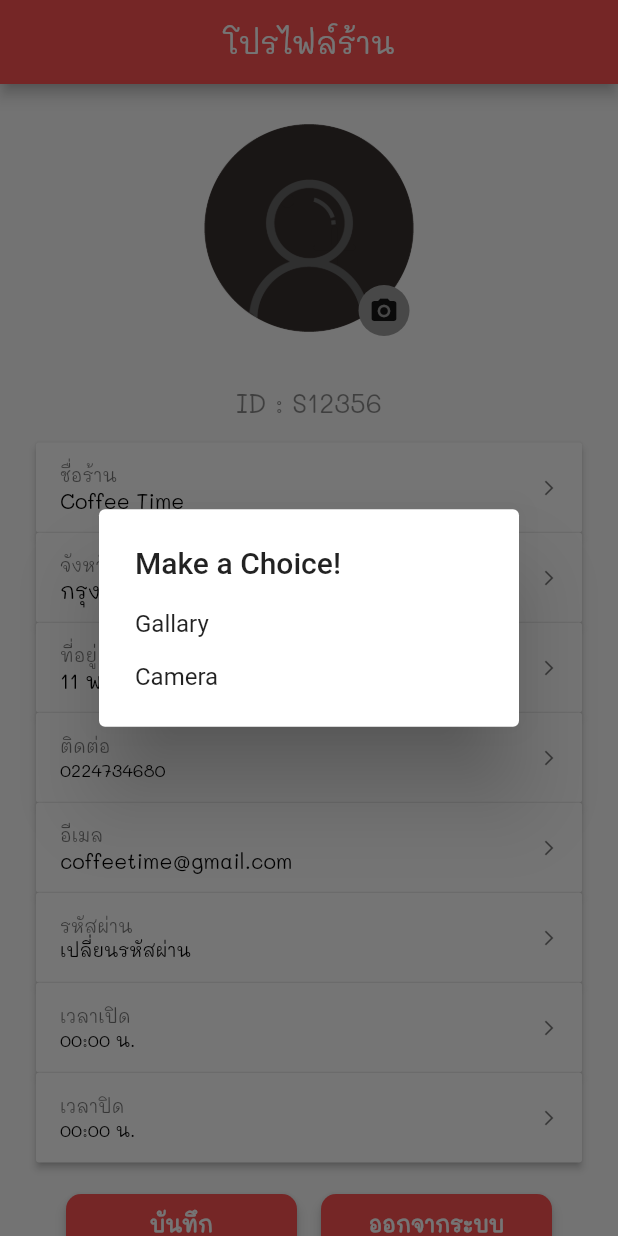
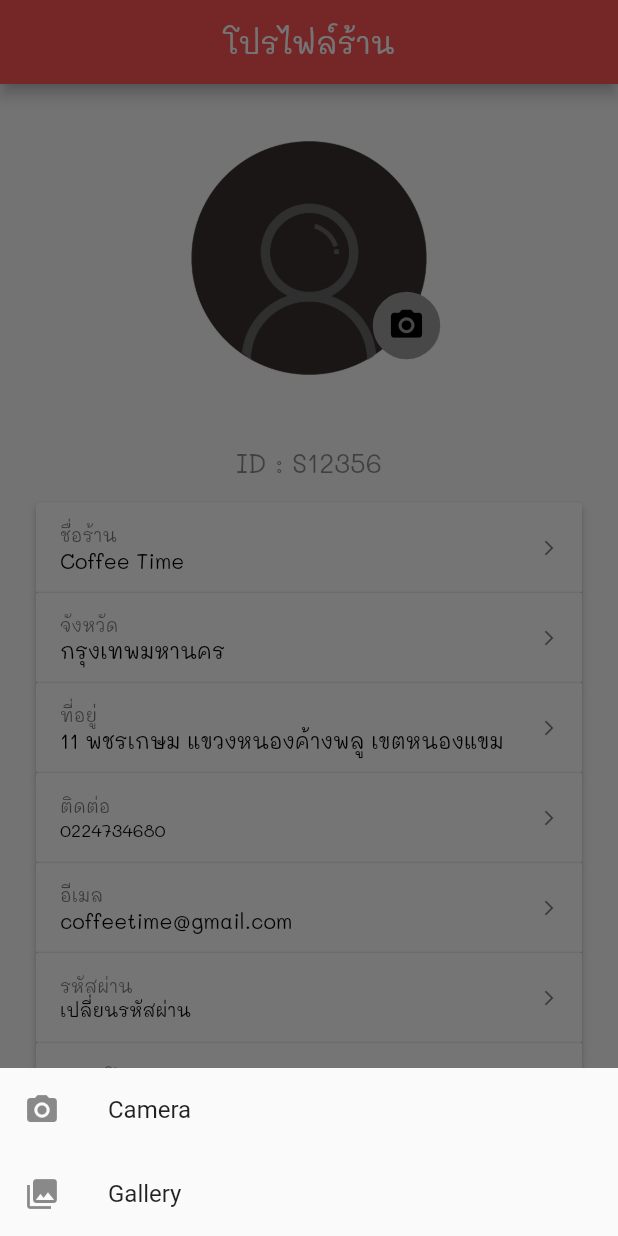
Before and after one commit to GNAPPANG/pointplus-v2, a Flutter app: the ProfileStorePage screen opened directly, after a tap on the "camera alt" icon, on a phone screen of 412 x 824 dp. Run offline on Flutter 3.47's test engine with Material 2 defaults, Android fonts, the phone set to English and light mode, and no system bars; our stand-ins replace curved_navigation_bar, font_awesome_flutter, image_picker; missing offline and left inert: qrscan.

Commit message:
pro store

```diff
--- a/lib/store/profile_store.dart
+++ b/lib/store/profile_store.dart
@@ -25,7 +25,58 @@ class ProfileStorePage extends StatefulWidget {
 }
 
 class _ProfileStorePageState extends State<ProfileStorePage> {
-  File imageFile;
+  File _image;
+
+
+  Future<void> captureImage(ImageSource imageSource) async {
+    try {
+      final imageFile = await ImagePicker.pickImage(source: imageSource);
+      setState(() {
+        _image = imageFile;
+      });
+    } catch (e) {
+      print(e);
+    }
+  }
+
+  Widget _buildImage() {
+    if (_image != null) {
+      return Image.file(_image);
+    } else {
+      return Text('Take an image to start', style: TextStyle(fontSize: 18.0));
+    }
+  }
+
+
+  void _showActionSheet() {
+    showModalBottomSheet(
+        context: context,
+        builder: (BuildContext context) {
+          return SafeArea(
+            child: Column(
+              mainAxisSize: MainAxisSize.min,
+              children: <Widget>[
+                new ListTile(
+                  leading: new Icon(Icons.photo_camera),
+                  title: new Text("Camera"),
+                  onTap: () async {
+                    captureImage(ImageSource.camera);
+                    Navigator.of(context).pop();
+                  },
+                ),
+                new ListTile(
+                  leading: new Icon(Icons.photo_library),
+                  title: new Text("Gallery"),
+                  onTap: () async {
+                    captureImage(ImageSource.gallery);
+                    Navigator.of(context).pop();
+                  },
+                ),
+              ],
+            ),
+          );
+        });
+  }
 
   String open ="00:00 น.";
   String close ="00:00 น.";
@@ -117,136 +168,6 @@ class _ProfileStorePageState extends State<ProfileStorePage> {
         });
   }
 
-  _openGallary(BuildContext context) async {
-    var picture = await ImagePicker.pickImage(source: ImageSource.gallery);
-    this.setState(() {
-      imageFile = picture;
-    });
-    Navigator.of(context).pop();
-  }
-
-  _openCamera(BuildContext context) async {
-    var picture = await ImagePicker.pickImage(source: ImageSource.camera);
-    this.setState(() {
-      imageFile = picture;
-    });
-    Navigator.of(context).pop();
-  }
-
-  Future<void> _showChoiceDialog(BuildContext context) {
-    return showDialog(
-        context: context,
-        builder: (BuildContext context) {
-          return AlertDialog(
-            title: Text('Make a Choice!'),
-            content: SingleChildScrollView(
-              child: ListBody(
-                children: <Widget>[
-                  GestureDetector(
-                    child: Text('Gallary'),
-                    onTap: () {
-                      _openGallary(context);
-                    },
-                  ),
-                  Padding(
-                    padding: EdgeInsets.all(8.0),
-                  ),
-                  GestureDetector(
-                    child: Text('Camera'),
-                    onTap: () {
-                      _openCamera(context);
-                    },
-                  ),
-                ],
-              ),
-            ),
-          );
-        });
-  }
-
-  _selectImageProfile() {
-    debugPrint('profile image');
-//    _showChoiceDialog(context);
-    //_openCamera(context);
-    _openGallary(context);
-  }
-
-  int _gValue;
-
-  _imageProfile() {
-    if (imageFile == null) {
-      return Container(
-        height: 160,
-        width: 160,
-        decoration: BoxDecoration(
-//          border: Border.all(),
-          shape: BoxShape.circle,
-          image: DecorationImage(
-            image: AssetImage('assets/images/upload.png'),
-            fit: BoxFit.cover,
-          ),
-        ),
-        child: Container(
-          child: Padding(
-            padding: const EdgeInsets.only(left: 100, top: 110),
-            child: IconButton(
-              icon: Container(
-                height: 200.0,
-                width: 200.0,
-                decoration: BoxDecoration(
-                  color: Colors.grey,
-                  shape: BoxShape.circle,
-                ),
-                child: Icon(
-                  Icons.camera_alt,
-                  size: 20,
-                ),
-              ),
-              onPressed: () {
-                _showChoiceDialog(context);
-              },
-            ),
-          ),
-        ),
-      );
-    } else {
-      return Stack(
-        children: <Widget>[
-          Container(
-            width: 160.0,
-            height: 160.0,
-            decoration: BoxDecoration(
-              shape: BoxShape.circle,
-              image: DecorationImage(
-                image: ExactAssetImage(imageFile.path),
-                fit: BoxFit.cover,
-              ),
-            ),
-            child: Padding(
-              padding: const EdgeInsets.only(left: 100, top: 120),
-              child: IconButton(
-                icon: Container(
-                  height: 200.0,
-                  width: 200.0,
-                  decoration: BoxDecoration(
-                    color: Colors.grey,
-                    shape: BoxShape.circle,
-                  ),
-                  child: Icon(
-                    Icons.camera_alt,
-                    size: 20,
-                  ),
-                ),
-                onPressed: () {
-                  _showChoiceDialog(context);
-                },
-              ),
-            ),
-          ),
-        ],
-      );
-    }
-  }
 
   @override
   Widget build(BuildContext context) {
@@ -275,10 +196,50 @@ class _ProfileStorePageState extends State<ProfileStorePage> {
                   SizedBox(
                     height: 16.0,
                   ),
-                  Container(
-                    child: Container(
-                      child: _imageProfile(),
-                    ),
+                  Stack(
+                    alignment: Alignment.center,
+                    children: <Widget>[
+                      Align(
+                        alignment: Alignment.center,
+                        child: CircleAvatar(
+                          radius: 100,
+                          backgroundColor: Colors.transparent,
+                          child: ClipOval(
+                            child: new SizedBox(
+                              width: 180.0,
+                              height: 180.0,
+                              child: (_image != null)
+                                  ? Image.file(
+                                _image,
+                                fit: BoxFit.fill,
+                              )
+                                  : Image.asset('assets/images/upload.png'),
+                            ),
+                          ),
+                        ),
+                      ),
+                      Padding(
+                        padding: EdgeInsets.only(left: 130, top: 90),
+                        child: Container(
+                          width: 45,
+                          height: 45,
+                          decoration: BoxDecoration(
+                            shape: BoxShape.circle,
+                            color: Colors.grey,
+                          ),
+                          child: IconButton(
+                            icon: Icon(
+                              Icons.camera_alt,
+                              color: Colors.black,
+                              size: 25.0,
+                            ),
+                            onPressed: () {
+                              _showActionSheet();
+                            },
+                          ),
+                        ),
+                      ),
+                    ],
                   ),
                   SizedBox(
                     height: 16.0,
--- a/lib/user/profile_user.dart
+++ b/lib/user/profile_user.dart
@@ -146,7 +146,6 @@ class _ProfileUserState extends State<ProfileUser> {
                       Stack(
                         alignment: Alignment.center,
                         children: <Widget>[
-
                           Align(
                             alignment: Alignment.center,
                             child: CircleAvatar(
@@ -177,7 +176,7 @@ class _ProfileUserState extends State<ProfileUser> {
                               ),
                               child: IconButton(
                                 icon: Icon(
-                                  FontAwesomeIcons.camera,
+                                  Icons.camera_alt,
                                   color: Colors.black,
                                   size: 25.0,
                                 ),
```
